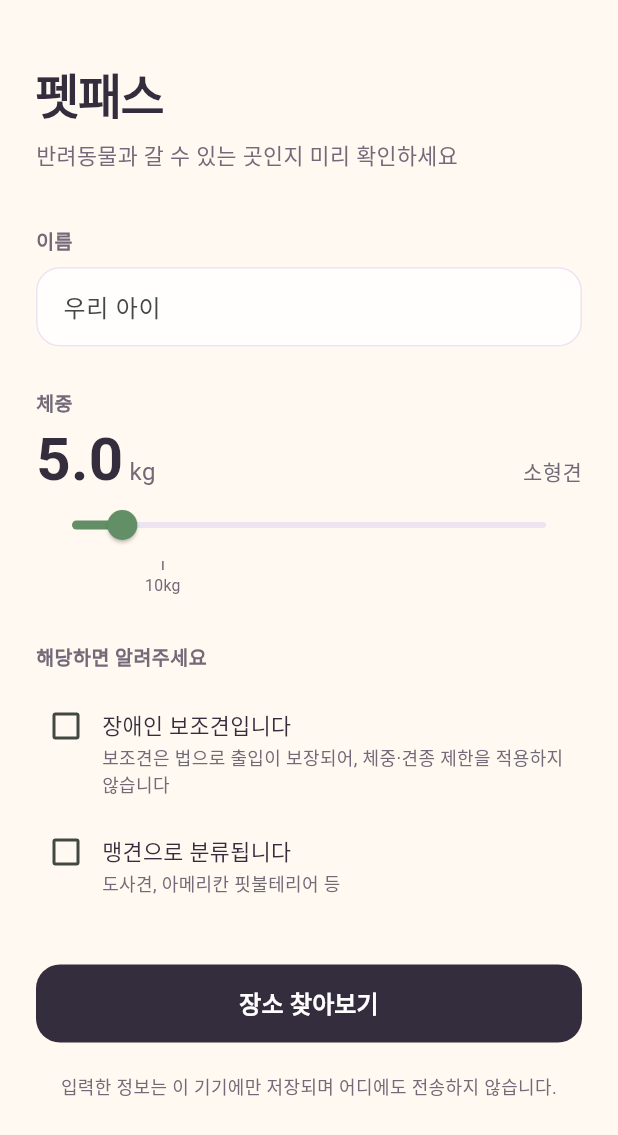
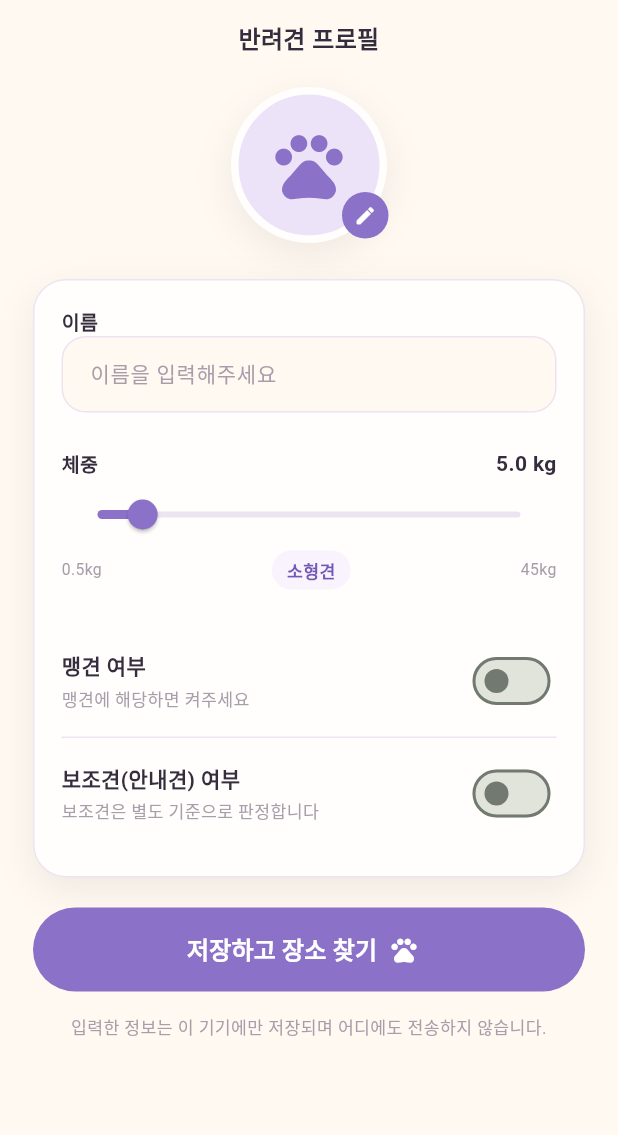
Before and after one commit to GuguGaewoo/petpass, a Flutter app: the ProfileScreen screen opened directly with empty values, on a phone screen of 412 x 824 dp. Shown: the top 1135 px of the screen. Run offline on Flutter 3.47's test engine with Material 3 defaults, Android fonts, the phone set to English and light mode, and no system bars; our stand-ins replace shared_preferences, supabase_flutter, web; missing offline and left inert: dart:js_interop, dart:ui_web, flutter_naver_map; accounts and stored records are empty.

Commit message:
style: apply PetPass concept to profile screen

```diff
--- a/app/lib/presentation/profile/profile_screen.dart
+++ b/app/lib/presentation/profile/profile_screen.dart
@@ -1,7 +1,7 @@
 /// 반려동물 프로필 입력.
 ///
-/// 체중 눈금에 10kg 를 표시한다. 전국 632건 실사에서 체중 상한이 10kg 에
-/// 몰려 있어, 사용자가 그 경계를 인지하는 것이 판정 이해에 직접 도움이 된다.
+/// 기존 프로필 저장/판정 흐름은 그대로 두고 PetPass 시안의
+/// 아이보리·라벤더·둥근 카드 스타일만 적용한다.
 library;
 
 import 'package:flutter/material.dart';
@@ -72,149 +72,150 @@ class _ProfileScreenState extends State<ProfileScreen> {
           child: ConstrainedBox(
             constraints: const BoxConstraints(maxWidth: 520),
             child: ListView(
-              padding: const EdgeInsets.fromLTRB(24, 40, 24, 40),
+              padding: const EdgeInsets.fromLTRB(22, 14, 22, 34),
               children: [
-                const Text(
-                  '펫패스',
-                  style: TextStyle(
-                    fontFamilyFallback: T.kr,
-                    fontSize: 32,
-                    fontWeight: FontWeight.w800,
-                    letterSpacing: -1,
-                    color: T.ink,
+                const _TitleBar(),
+                const SizedBox(height: 20),
+                const _PetAvatar(),
+                const SizedBox(height: 24),
+                Container(
+                  padding: const EdgeInsets.all(18),
+                  decoration: BoxDecoration(
+                    color: T.card,
+                    borderRadius: BorderRadius.circular(T.rCard),
+                    border: Border.all(color: T.line),
+                    boxShadow: T.softShadow,
                   ),
-                ),
-                const SizedBox(height: 6),
-                const Text(
-                  '반려동물과 갈 수 있는 곳인지 미리 확인하세요',
-                  style: TextStyle(
-                    fontFamilyFallback: T.kr,
-                    fontSize: 14.5,
-                    color: T.inkSoft,
-                    height: 1.5,
-                  ),
-                ),
-                const SizedBox(height: 36),
-
+                  child: Column(
+                    crossAxisAlignment: CrossAxisAlignment.start,
+                    children: [
                       _label('이름'),
                       TextField(
                         controller: _name,
                         style: const TextStyle(
                           fontFamilyFallback: T.kr,
-                    fontSize: 16,
+                          fontSize: 15.5,
+                          color: T.ink,
                         ),
-                  decoration: InputDecoration(
-                    hintText: '우리 아이',
-                    filled: true,
-                    fillColor: T.card,
-                    contentPadding: const EdgeInsets.symmetric(
-                      horizontal: 14,
-                      vertical: 14,
+                        decoration: _inputDecoration('이름을 입력해주세요'),
                       ),
-                    border: OutlineInputBorder(
-                      borderRadius: BorderRadius.circular(T.r),
-                      borderSide: const BorderSide(color: T.line),
-                    ),
-                    enabledBorder: OutlineInputBorder(
-                      borderRadius: BorderRadius.circular(T.r),
-                      borderSide: const BorderSide(color: T.line),
-                    ),
-                  ),
-                ),
-                const SizedBox(height: 28),
-
+                      const SizedBox(height: 24),
+                      Row(
+                        children: [
                           _label('체중'),
-                Row(
-                  crossAxisAlignment: CrossAxisAlignment.baseline,
-                  textBaseline: TextBaseline.alphabetic,
-                  children: [
+                          const Spacer(),
                           Text(
-                      _weight.toStringAsFixed(1),
+                            '${_weight.toStringAsFixed(1)} kg',
                             style: T.mono.copyWith(
-                        fontSize: 40,
+                              fontSize: 14,
                               fontWeight: FontWeight.w700,
                               color: T.ink,
-                        height: 1,
-                      ),
-                    ),
-                    const SizedBox(width: 4),
-                    const Text(
-                      'kg',
-                      style: TextStyle(
-                        fontFamilyFallback: T.kr,
-                        fontSize: 16,
-                        color: T.inkSoft,
-                      ),
-                    ),
-                    const Spacer(),
-                    Text(
-                      _size.label,
-                      style: const TextStyle(
-                        fontFamilyFallback: T.kr,
-                        fontSize: 14,
-                        color: T.inkSoft,
                             ),
                           ),
                         ],
                       ),
-                Slider(
+                      SliderTheme(
+                        data: SliderTheme.of(context).copyWith(
+                          activeTrackColor: T.brand,
+                          inactiveTrackColor: T.line,
+                          thumbColor: T.brand,
+                          overlayColor: T.brandSoft,
+                          trackHeight: 4,
+                        ),
+                        child: Slider(
                           value: _weight,
                           min: 0.5,
                           max: 45,
                           divisions: 89,
-                  activeColor: T.go,
-                  inactiveColor: T.line,
                           onChanged: (v) => setState(() {
                             _weight = v;
                             _sizeOverride = null;
                           }),
                         ),
-                _weightRuler(),
-                const SizedBox(height: 28),
-
-                _label('해당하면 알려주세요'),
-                _check(
+                      ),
+                      Row(
+                        children: [
+                          Text(
+                            '0.5kg',
+                            style: T.mono.copyWith(fontSize: 10.5, color: T.mute),
+                          ),
+                          const Spacer(),
+                          Container(
+                            padding: const EdgeInsets.symmetric(
+                              horizontal: 10,
+                              vertical: 5,
+                            ),
+                            decoration: BoxDecoration(
+                              color: T.brandMist,
+                              borderRadius: BorderRadius.circular(T.rPill),
+                            ),
+                            child: Text(
+                              _size.label,
+                              style: const TextStyle(
+                                fontFamilyFallback: T.kr,
+                                fontSize: 11.5,
+                                fontWeight: FontWeight.w700,
+                                color: T.brandDeep,
+                              ),
+                            ),
+                          ),
+                          const Spacer(),
+                          Text(
+                            '45kg',
+                            style: T.mono.copyWith(fontSize: 10.5, color: T.mute),
+                          ),
+                        ],
+                      ),
+                      const SizedBox(height: 24),
+                      _toggle(
+                        title: '맹견 여부',
+                        note: '맹견에 해당하면 켜주세요',
+                        value: _fierce,
+                        onChanged: (v) => setState(() => _fierce = v),
+                      ),
+                      const Divider(height: 1, color: T.line),
+                      _toggle(
+                        title: '보조견(안내견) 여부',
+                        note: '보조견은 별도 기준으로 판정합니다',
                         value: _guideDog,
                         onChanged: (v) => setState(() => _guideDog = v),
-                  title: '장애인 보조견입니다',
-                  note: '보조견은 법으로 출입이 보장되어, 체중·견종 제한을 적용하지 않습니다',
                       ),
-                _check(
-                  value: _fierce,
-                  onChanged: (v) => setState(() => _fierce = v),
-                  title: '맹견으로 분류됩니다',
-                  note: '도사견, 아메리칸 핏불테리어 등',
-                ),
-                const SizedBox(height: 36),
-
-                SizedBox(
-                  height: 52,
-                  child: FilledButton(
-                    onPressed: _submit,
-                    style: FilledButton.styleFrom(
-                      backgroundColor: T.ink,
-                      shape: RoundedRectangleBorder(
-                        borderRadius: BorderRadius.circular(T.r),
+                    ],
                   ),
                 ),
-                    child: const Text(
-                      '장소 찾아보기',
+                const SizedBox(height: 20),
+                SizedBox(
+                  height: 56,
+                  child: FilledButton.icon(
+                    onPressed: _submit,
+                    iconAlignment: IconAlignment.end,
+                    icon: const Icon(Icons.pets_rounded, size: 20),
+                    label: const Text(
+                      '저장하고 장소 찾기',
                       style: TextStyle(
                         fontFamilyFallback: T.kr,
                         fontSize: 16,
                         fontWeight: FontWeight.w700,
                       ),
                     ),
+                    style: FilledButton.styleFrom(
+                      backgroundColor: T.brand,
+                      foregroundColor: T.onBrand,
+                      elevation: 0,
+                      shape: RoundedRectangleBorder(
+                        borderRadius: BorderRadius.circular(T.rPill),
                       ),
                     ),
-                const SizedBox(height: 20),
+                  ),
+                ),
+                const SizedBox(height: 15),
                 const Text(
                   '입력한 정보는 이 기기에만 저장되며 어디에도 전송하지 않습니다.',
                   textAlign: TextAlign.center,
                   style: TextStyle(
                     fontFamilyFallback: T.kr,
-                    fontSize: 12,
-                    color: T.inkSoft,
+                    fontSize: 11.5,
+                    color: T.mute,
                   ),
                 ),
               ],
@@ -225,116 +226,83 @@ class _ProfileScreenState extends State<ProfileScreen> {
     );
   }
 
-  /// 10kg 눈금. 데이터상 판정이 가장 많이 갈리는 지점이라 표시한다.
-  Widget _weightRuler() {
-    return Padding(
-      padding: const EdgeInsets.only(left: 12, right: 12),
-      child: LayoutBuilder(
-        builder: (context, c) {
-          const min = 0.5, max = 45.0;
-          final x = (10 - min) / (max - min) * c.maxWidth;
-          return SizedBox(
-            height: 26,
-            child: Stack(
+  InputDecoration _inputDecoration(String hint) => InputDecoration(
+    hintText: hint,
+    hintStyle: const TextStyle(
+      fontFamilyFallback: T.kr,
+      color: T.mute,
+      fontSize: 14,
+    ),
+    filled: true,
+    fillColor: T.paper,
+    contentPadding: const EdgeInsets.symmetric(horizontal: 15, vertical: 14),
+    border: OutlineInputBorder(
+      borderRadius: BorderRadius.circular(T.r),
+      borderSide: const BorderSide(color: T.line),
+    ),
+    enabledBorder: OutlineInputBorder(
+      borderRadius: BorderRadius.circular(T.r),
+      borderSide: const BorderSide(color: T.line),
+    ),
+    focusedBorder: OutlineInputBorder(
+      borderRadius: BorderRadius.circular(T.r),
+      borderSide: const BorderSide(color: T.brand, width: 1.5),
+    ),
+  );
+
+  Widget _label(String s) => Text(
+    s,
+    style: const TextStyle(
+      fontFamilyFallback: T.kr,
+      fontSize: 13,
+      fontWeight: FontWeight.w700,
+      color: T.ink,
+    ),
+  );
+
+  Widget _toggle({
+    required String title,
+    required String note,
+    required bool value,
+    required ValueChanged<bool> onChanged,
+  }) {
+    return InkWell(
+      onTap: () => onChanged(!value),
+      borderRadius: BorderRadius.circular(T.r),
+      child: Padding(
+        padding: const EdgeInsets.symmetric(vertical: 13),
+        child: Row(
           children: [
-                Positioned(
-                  left: x - 40,
-                  width: 80,
+            Expanded(
               child: Column(
+                crossAxisAlignment: CrossAxisAlignment.start,
                 children: [
-                      Container(width: 1, height: 6, color: T.inkSoft),
-                      const SizedBox(height: 3),
-                      const Text(
-                        '10kg',
-                        textAlign: TextAlign.center,
-                        style: TextStyle(
-                          fontFamilyFallback: T.monoStack,
-                          fontSize: 10.5,
-                          color: T.inkSoft,
+                  Text(
+                    title,
+                    style: const TextStyle(
+                      fontFamilyFallback: T.kr,
+                      fontSize: 14,
+                      fontWeight: FontWeight.w700,
+                      color: T.ink,
                     ),
                   ),
-                      const Text(
-                        '제한이 몰리는 기준',
-                        textAlign: TextAlign.center,
-                        style: TextStyle(
+                  const SizedBox(height: 3),
+                  Text(
+                    note,
+                    style: const TextStyle(
                       fontFamilyFallback: T.kr,
-                          fontSize: 9.5,
+                      fontSize: 11.5,
                       color: T.mute,
                     ),
                   ),
                 ],
               ),
             ),
-              ],
-            ),
-          );
-        },
-      ),
-    );
-  }
-
-  Widget _label(String s) => Padding(
-    padding: const EdgeInsets.only(bottom: 8),
-    child: Text(
-      s,
-      style: const TextStyle(
-        fontFamilyFallback: T.kr,
-        fontSize: 13,
-        fontWeight: FontWeight.w700,
-        color: T.inkSoft,
-        letterSpacing: 0.3,
-      ),
-    ),
-  );
-
-  Widget _check({
-    required bool value,
-    required ValueChanged<bool> onChanged,
-    required String title,
-    required String note,
-  }) {
-    return InkWell(
-      onTap: () => onChanged(!value),
-      borderRadius: BorderRadius.circular(T.r),
-      child: Padding(
-        padding: const EdgeInsets.symmetric(vertical: 8),
-        child: Row(
-          crossAxisAlignment: CrossAxisAlignment.start,
-          children: [
-            Checkbox(
+            Switch(
               value: value,
-              onChanged: (v) => onChanged(v ?? false),
-              activeColor: T.ink,
-              visualDensity: VisualDensity.compact,
-            ),
-            const SizedBox(width: 4),
-            Expanded(
-              child: Column(
-                crossAxisAlignment: CrossAxisAlignment.start,
-                children: [
-                  Padding(
-                    padding: const EdgeInsets.only(top: 9),
-                    child: Text(
-                      title,
-                      style: const TextStyle(
-                        fontFamilyFallback: T.kr,
-                        fontSize: 14.5,
-                        color: T.ink,
-                      ),
-                    ),
-                  ),
-                  const SizedBox(height: 2),
-                  Text(
-                    note,
-                    style: const TextStyle(
-                      fontFamilyFallback: T.kr,
-                      fontSize: 12,
-                      color: T.inkSoft,
-                      height: 1.4,
-                    ),
-                  ),
-                ],
-              ),
+              activeThumbColor: T.brand,
+              activeTrackColor: T.brandSoft,
+              onChanged: onChanged,
             ),
           ],
         ),
@@ -342,3 +310,66 @@ class _ProfileScreenState extends State<ProfileScreen> {
     );
   }
 }
+
+class _TitleBar extends StatelessWidget {
+  const _TitleBar();
+
+  @override
+  Widget build(BuildContext context) {
+    return const Row(
+      children: [
+        Expanded(
+          child: Text(
+            '반려견 프로필',
+            textAlign: TextAlign.center,
+            style: TextStyle(
+              fontFamilyFallback: T.kr,
+              fontSize: 16,
+              fontWeight: FontWeight.w800,
+              color: T.ink,
+            ),
+          ),
+        ),
+      ],
+    );
+  }
+}
+
+class _PetAvatar extends StatelessWidget {
+  const _PetAvatar();
+
+  @override
+  Widget build(BuildContext context) {
+    return Center(
+      child: Stack(
+        clipBehavior: Clip.none,
+        children: [
+          Container(
+            width: 104,
+            height: 104,
+            decoration: BoxDecoration(
+              shape: BoxShape.circle,
+              color: T.brandSoft,
+              border: Border.all(color: T.card, width: 5),
+              boxShadow: T.softShadow,
+            ),
+            child: const Icon(Icons.pets_rounded, size: 54, color: T.brand),
+          ),
+          Positioned(
+            right: -1,
+            bottom: 3,
+            child: Container(
+              width: 31,
+              height: 31,
+              decoration: const BoxDecoration(
+                shape: BoxShape.circle,
+                color: T.brand,
+              ),
+              child: const Icon(Icons.edit_rounded, size: 15, color: Colors.white),
+            ),
+          ),
+        ],
+      ),
+    );
+  }
+}
```
Lines whose indentation alone changed are shown as unchanged.
